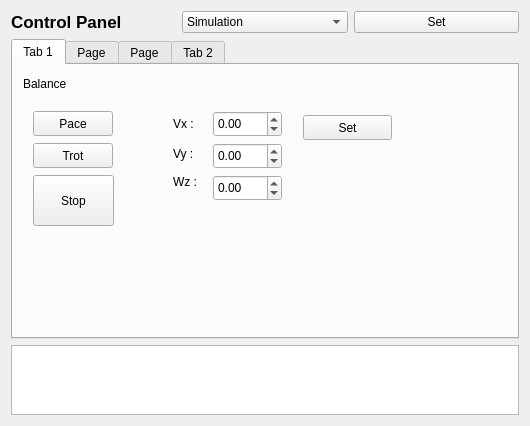
Above: control_panel/ui/rqt_control_panel_plugin/rqt_control_panel_plugin_widget.ui from ShunyaoWang/quadruped_locomotion before the change. Below: the same form after it.
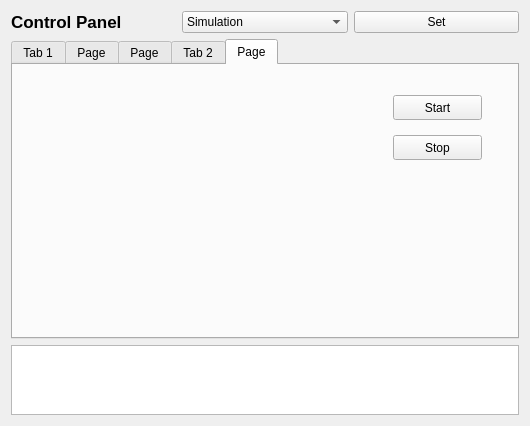
That is the form after the change. The open tabs and pages were chosen to show the change.

Commit message: verified single leg controller with interactive marker and tuned PD gains for it

The edit to the form file:
```diff
--- a/control_panel/ui/rqt_control_panel_plugin/rqt_control_panel_plugin_widget.ui
+++ b/control_panel/ui/rqt_control_panel_plugin/rqt_control_panel_plugin_widget.ui
@@ -1000,6 +1000,37 @@
        </item>
       </layout>
      </widget>
+     <widget class="QWidget" name="tab">
+      <attribute name="title">
+       <string>Page</string>
+      </attribute>
+      <widget class="QPushButton" name="startSingleLegContoller">
+       <property name="geometry">
+        <rect>
+         <x>380</x>
+         <y>30</y>
+         <width>89</width>
+         <height>25</height>
+        </rect>
+       </property>
+       <property name="text">
+        <string>Start</string>
+       </property>
+      </widget>
+      <widget class="QPushButton" name="stopSingleLegController">
+       <property name="geometry">
+        <rect>
+         <x>380</x>
+         <y>70</y>
+         <width>89</width>
+         <height>25</height>
+        </rect>
+       </property>
+       <property name="text">
+        <string>Stop</string>
+       </property>
+      </widget>
+     </widget>
     </widget>
    </item>
    <item row="2" column="0" colspan="3">
```
Left out of the diff: 6 changed lines with no effect on the pictures. The commit also changes 12 other files.
